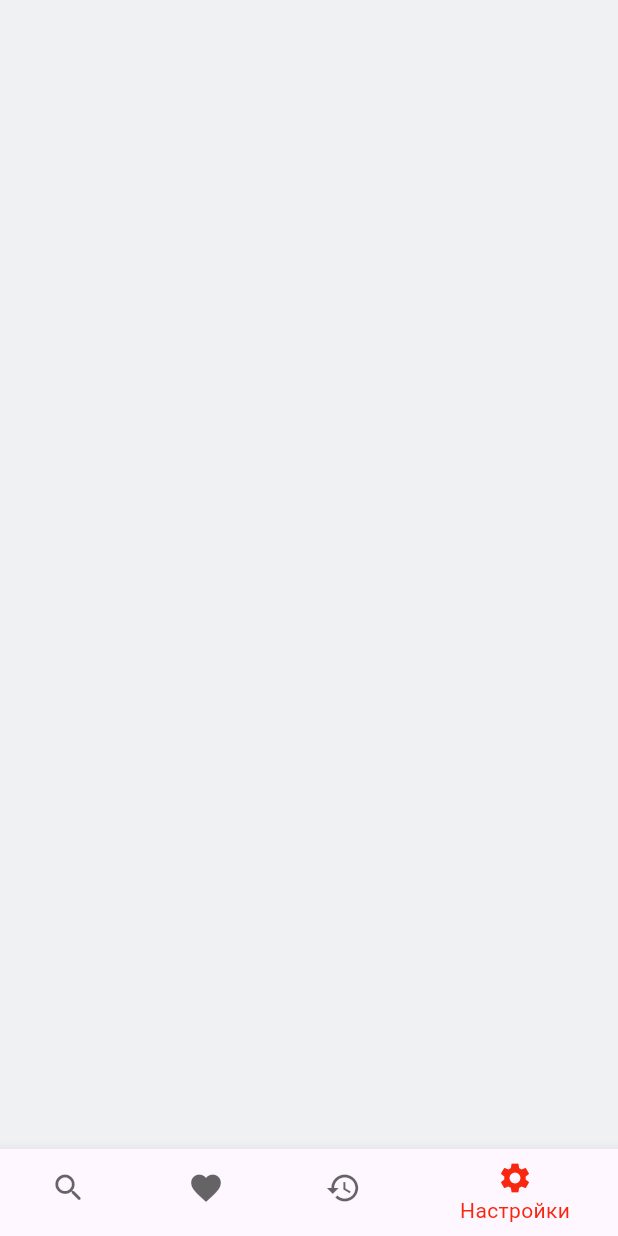
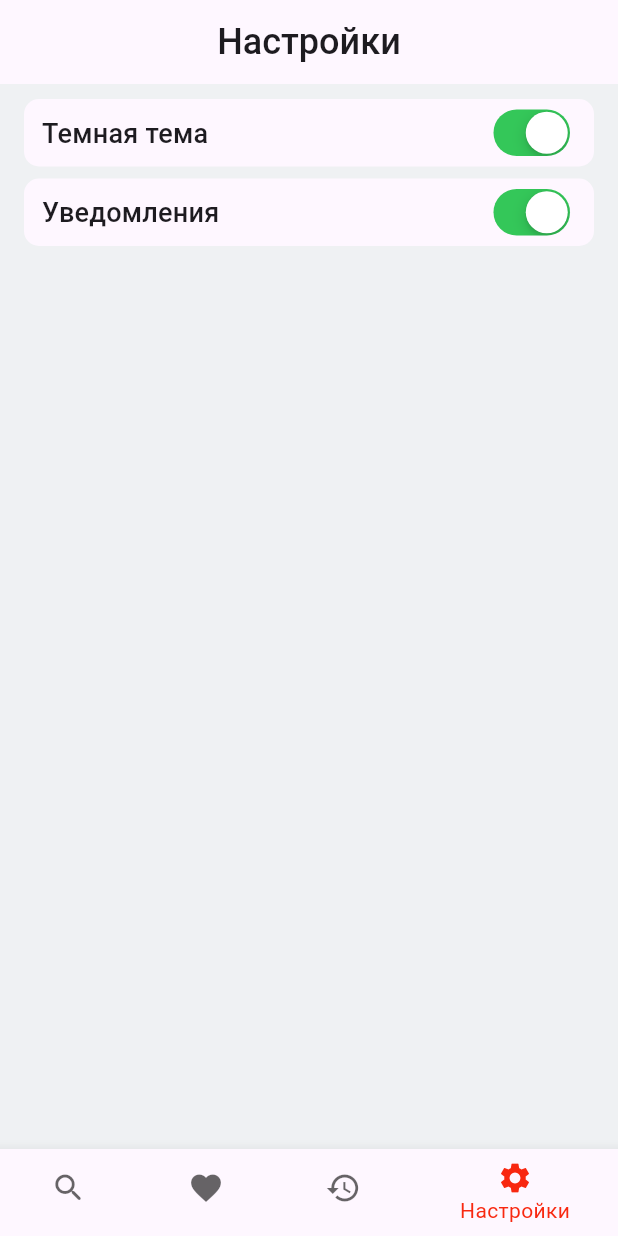
Before and after one commit to dudeel/Rhymer, a Flutter app: the screen it shows after launch, item 4 of the bottom bar chosen, on a phone screen of 412 x 824 dp. Run offline on Flutter 3.47's test engine with Material 2 defaults, Android fonts, the phone set to English and light mode, and no system bars; our stand-ins replace auto_route.

Commit message:
add cards class for settings screen

```diff
--- /dev/null
+++ b/lib/core/ui/theme/theme.dart
@@ -0,0 +1,15 @@
+import 'package:flutter/material.dart';
+
+const primaryColor = Color(0xFFF82810);
+
+final themeData = ThemeData(
+  primaryColor: primaryColor,
+  useMaterial3: true,
+  scaffoldBackgroundColor: const Color(0xFFEFF1F3),
+  textTheme: const TextTheme(
+    titleMedium: TextStyle(
+      fontSize: 16,
+      fontWeight: FontWeight.w500,
+    ),
+  ),
+);
--- a/lib/core/ui/widgets/base/base_container.dart
+++ b/lib/core/ui/widgets/base/base_container.dart
@@ -3,13 +3,13 @@ import 'package:flutter/material.dart';
 class BaseContainer extends StatelessWidget {
   const BaseContainer({
     Key? key,
-    required this.width,
     required this.child,
+    this.width,
     this.margin,
     this.padding = const EdgeInsets.only(left: 12),
   }) : super(key: key);
 
-  final double width;
+  final double? width;
   final Widget child;
   final EdgeInsets? margin;
   final EdgeInsets padding;
@@ -19,7 +19,7 @@ class BaseContainer extends StatelessWidget {
     final theme = Theme.of(context);
     return Container(
       width: width,
-      height: 40,
+      height: 45,
       margin: margin,
       padding: padding,
       decoration: BoxDecoration(
--- a/lib/core/ui/widgets/widgets.dart
+++ b/lib/core/ui/widgets/widgets.dart
@@ -1,2 +1,3 @@
+export 'base/base.dart';
 export 'rhyme_history_card.dart';
 export 'rhyme_list_card.dart';
--- a/lib/features/settings/view/settings_screen.dart
+++ b/lib/features/settings/view/settings_screen.dart
@@ -1,5 +1,6 @@
 import 'package:auto_route/auto_route.dart';
 import 'package:flutter/material.dart';
+import 'package:rhymer/features/settings/widgets/widgets.dart';
 
 @RoutePage()
 class SettingScreen extends StatelessWidget {
@@ -7,6 +8,49 @@ class SettingScreen extends StatelessWidget {
 
   @override
   Widget build(BuildContext context) {
-    return const Scaffold();
+    return CustomScrollView(
+      slivers: [
+        const MainAppBar(),
+        const SliverToBoxAdapter(child: SizedBox(height: 10)),
+        SliverToBoxAdapter(
+          child: SettingsListCard(
+            title: 'Темная тема',
+            value: true,
+            onChanged: (v) {},
+          ),
+        ),
+        SliverToBoxAdapter(
+          child: SettingsListCard(
+            title: 'Уведомления',
+            value: true,
+            onChanged: (v) {},
+          ),
+        ),
+      ],
+    );
   }
 }
+
+//  Blocks
+class MainAppBar extends StatelessWidget {
+  const MainAppBar({super.key});
+
+  @override
+  Widget build(BuildContext context) {
+    return const SliverAppBar(
+      pinned: false,
+      snap: true,
+      floating: true,
+      centerTitle: true,
+      title: Text(
+        'Настройки',
+        style: TextStyle(
+          fontSize: 24,
+          fontWeight: FontWeight.w500,
+        ),
+      ),
+      elevation: 0,
+      surfaceTintColor: Colors.transparent,
+    );
+  }
+}
--- /dev/null
+++ b/lib/features/settings/widgets/settings_list_card.dart
@@ -0,0 +1,34 @@
+import 'package:flutter/cupertino.dart';
+import 'package:flutter/material.dart';
+import 'package:rhymer/core/ui/widgets/base/base.dart';
+
+class SettingsListCard extends StatelessWidget {
+  const SettingsListCard(
+      {super.key, required this.title, required this.value, this.onChanged});
+
+  final String title;
+  final bool value;
+  final ValueChanged<bool>? onChanged;
+
+  @override
+  Widget build(BuildContext context) {
+    final theme = Theme.of(context);
+    return Padding(
+      padding: const EdgeInsets.symmetric(horizontal: 16).copyWith(bottom: 8),
+      child: BaseContainer(
+        padding: const EdgeInsets.symmetric(vertical: 8, horizontal: 12),
+        width: double.infinity,
+        child: Row(
+          mainAxisAlignment: MainAxisAlignment.spaceBetween,
+          children: [
+            Text(
+              title,
+              style: theme.textTheme.titleMedium?.copyWith(fontSize: 18),
+            ),
+            CupertinoSwitch(value: value, onChanged: onChanged),
+          ],
+        ),
+      ),
+    );
+  }
+}
--- /dev/null
+++ b/lib/features/settings/widgets/widgets.dart
@@ -0,0 +1 @@
+export 'settings_list_card.dart';
--- a/lib/main.dart
+++ b/lib/main.dart
@@ -1,5 +1,6 @@
 import 'package:flutter/material.dart';
 import 'package:rhymer/core/router/router.dart';
+import 'package:rhymer/core/ui/theme/theme.dart';
 
 void main() {
   runApp(const RhymerApp());
@@ -17,15 +18,9 @@ class _RhymerAppState extends State<RhymerApp> {
 
   @override
   Widget build(BuildContext context) {
-    const primaryColor = Color(0xFFF82810);
-
     return MaterialApp.router(
       title: 'Rhymer',
-      theme: ThemeData(
-        primaryColor: primaryColor,
-        useMaterial3: true,
-        scaffoldBackgroundColor: const Color(0xFFEFF1F3),
-      ),
+      theme: themeData,
       routerConfig: _router.config(),
     );
   }
```
